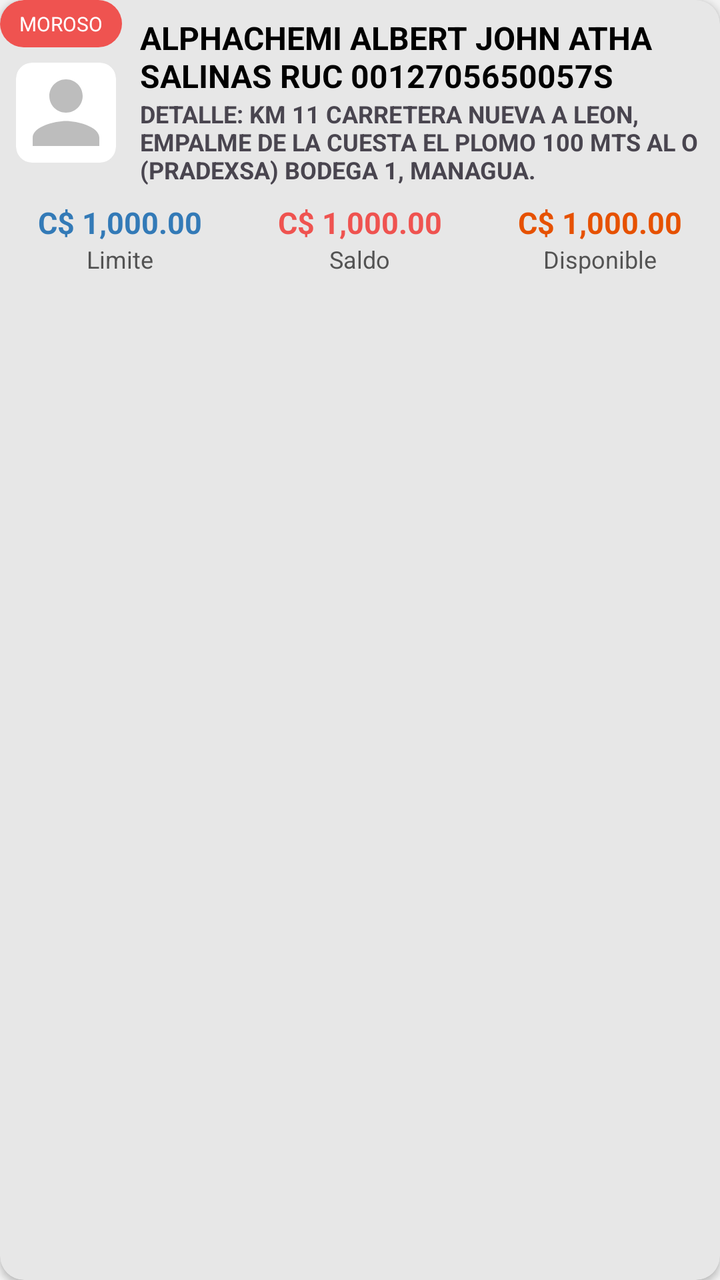
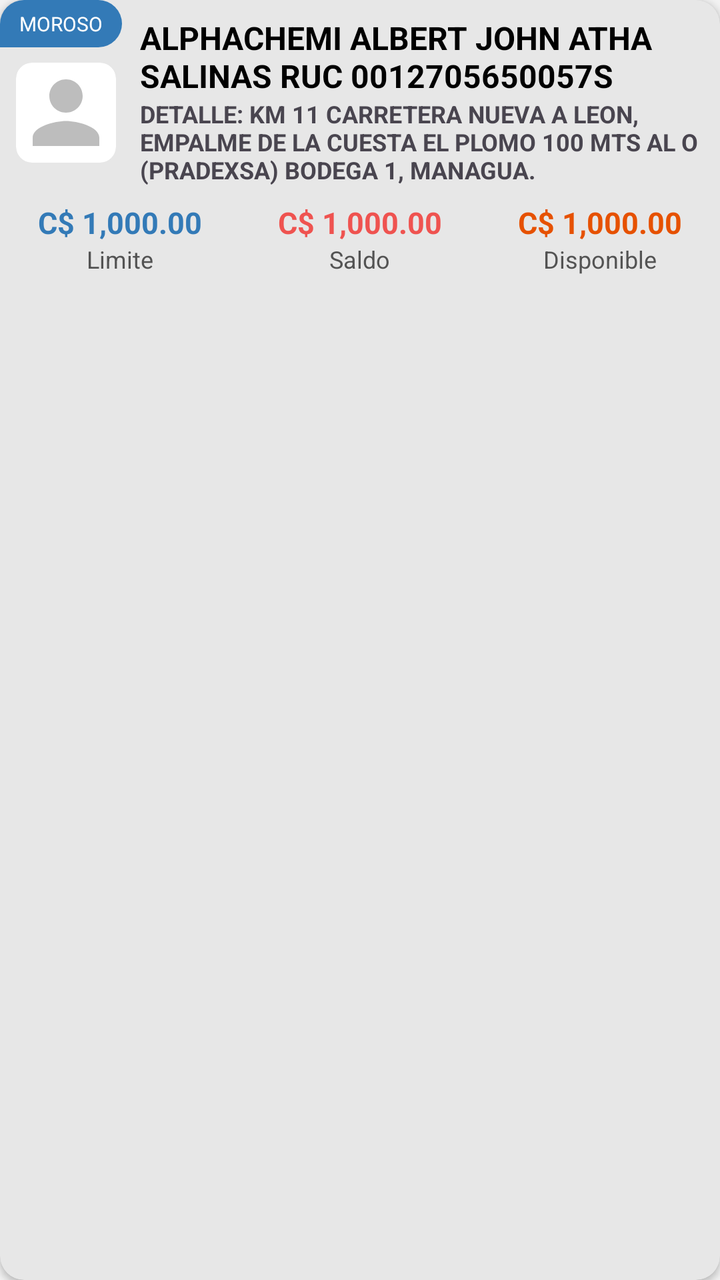

An Android layout rendered at two revisions. The XML below is the earlier revision; the diff shows what the commit changed to produce the second picture.
<!-- AndroidManifest.xml: application theme Theme.GMV -->
<!-- res/layout/item_cliente.xml -->
<?xml version="1.0" encoding="utf-8"?>
<androidx.cardview.widget.CardView
    android:id="@+id/id_element_cardview"
    xmlns:android="http://schemas.android.com/apk/res/android"
    xmlns:app="http://schemas.android.com/apk/res-auto"
    android:layout_width="match_parent"
    android:layout_height="wrap_content"
    android:layout_margin="3dp"
    app:cardCornerRadius="12dp"
    android:clickable="true"
    android:background="?attr/selectableItemBackgroundBorderless"
    app:cardBackgroundColor="?attr/colorSurface"
    app:cardElevation="2dp">

    <LinearLayout
        android:id="@+id/lyt_parent"

        android:layout_width="match_parent"
        android:layout_height="wrap_content"
        android:orientation="vertical">

        <LinearLayout
            android:layout_width="match_parent"
            android:layout_height="wrap_content"
            android:layout_marginBottom="@dimen/spacing_medium"
            android:layout_marginLeft="@dimen/spacing_medium"
            android:layout_marginRight="@dimen/spacing_medium"
            android:layout_marginTop="@dimen/spacing_medium"
            android:gravity="center_vertical"
            android:orientation="horizontal">
            <RelativeLayout
                android:layout_marginTop="@dimen/spacing_large"
                android:layout_width="@dimen/spacing_xxlarge"
                android:layout_height="@dimen/spacing_xxlarge"
                android:layout_gravity="center"
                android:layout_marginBottom="10dp">

                <androidx.cardview.widget.CardView
                    android:layout_width="100dp"
                    android:layout_height="100dp"
                    app:cardCornerRadius="8dp"
                    app:cardElevation="0dp">

                    <ImageView
                        android:id="@+id/id_moroso_img"
                        android:layout_width="match_parent"
                        android:layout_height="match_parent"
                        android:src="@drawable/img_person" />

                </androidx.cardview.widget.CardView>


                <de.hdodenhof.circleimageview.CircleImageView
                    android:id="@+id/btn_verificacion"
                    android:layout_width="20dp"
                    android:layout_height="20dp"
                    android:layout_alignParentEnd="true"
                    android:layout_alignParentBottom="true"
                    android:src="@drawable/verificado"
                    android:visibility="gone" />
            </RelativeLayout>

            <View
                android:layout_width="@dimen/spacing_middle"
                android:layout_height="0dp" />


            <LinearLayout
                android:layout_width="match_parent"
                android:layout_height="wrap_content"
                android:orientation="horizontal">

                <LinearLayout
                    android:layout_width="0dp"
                    android:layout_height="wrap_content"
                    android:layout_weight="1"
                    android:orientation="vertical">


                    <LinearLayout
                        android:layout_width="wrap_content"
                        android:layout_height="wrap_content"
                        android:orientation="vertical">

                        <TextView

                            android:id="@+id/client_name"
                            android:layout_width="wrap_content"
                            android:layout_height="wrap_content"
                            android:textColor="?attr/colorOnSurface"
                            android:textSize="16sp"
                            android:text="ALPHACHEMI ALBERT JOHN ATHA SALINAS RUC 0012705650057S"
                            android:textStyle="bold" />

                        <TextView

                            android:id="@+id/client_dir"
                            android:layout_width="wrap_content"
                            android:layout_height="wrap_content"
                            android:textStyle="bold"
                            android:text="DETALLE: KM 11 CARRETERA NUEVA A LEON, EMPALME DE LA CUESTA EL PLOMO 100 MTS AL O (PRADEXSA) BODEGA 1, MANAGUA."
                            android:textSize="12sp" />

                    </LinearLayout>
                    <LinearLayout
                        android:visibility="gone"
                        android:layout_width="wrap_content"
                        android:layout_height="wrap_content"
                        android:layout_marginTop="@dimen/spacing_small"
                        android:orientation="horizontal">

                        <TextView
                            android:layout_width="match_parent"
                            android:layout_height="wrap_content"
                            android:gravity="center_vertical"
                            android:text="Nv. Precio: "
                            android:textAppearance="@style/TextAppearance.AppCompat.Caption"
                            android:textStyle="bold" />
                        <View
                            android:layout_width="@dimen/spacing_medium"
                            android:layout_height="match_parent" />
                        <TextView
                            android:id="@+id/id_cliente_codigo"
                            android:layout_width="match_parent"
                            android:layout_height="wrap_content"
                            android:gravity="center_vertical"
                            android:text="Farmacia"
                            android:textAppearance="@style/TextAppearance.AppCompat.Caption"
                            android:textColor="@color/light_blue_400"
                            android:textStyle="bold" />
                    </LinearLayout>





                </LinearLayout>



            </LinearLayout>




        </LinearLayout>



        <LinearLayout

            android:layout_marginBottom="@dimen/spacing_medium"
            android:layout_width="match_parent"
            android:layout_height="wrap_content"
            android:orientation="horizontal">

            <LinearLayout
                android:layout_width="0dp"
                android:layout_height="match_parent"
                android:layout_weight="1"

                android:gravity="center"
                android:orientation="vertical">

                <TextView
                    android:id="@+id/id_cliente_disponible"
                    android:layout_width="wrap_content"
                    android:layout_height="wrap_content"
                    android:gravity="center_vertical"
                    android:text="C$ 1,000.00"
                    android:textSize="15sp"
                    android:textStyle="bold"
                    android:textAppearance="@style/TextAppearance.AppCompat.Caption"
                    android:textColor="@color/colorPrimary" />

                <TextView
                    android:layout_width="wrap_content"
                    android:layout_height="wrap_content"
                    android:text="Limite"
                    android:textAppearance="@style/TextAppearance.AppCompat.Caption"
                    android:textColor="?attr/colorOnSurfaceVariant" />




            </LinearLayout>

            <LinearLayout
                android:layout_width="0dp"
                android:layout_height="match_parent"
                android:layout_weight="1"
                android:clickable="true"
                android:gravity="center"
                android:orientation="vertical">

                <TextView
                    android:id="@+id/id_cliente_saldo"
                    android:layout_width="wrap_content"
                    android:layout_height="wrap_content"
                    android:gravity="center_vertical"
                    android:text="C$ 1,000.00"
                    android:textSize="15sp"
                    android:textStyle="bold"
                    android:textAppearance="@style/TextAppearance.AppCompat.Caption"
                    android:textColor="@color/red" />

                <TextView
                    android:layout_width="wrap_content"
                    android:layout_height="wrap_content"
                    android:text="Saldo"
                    android:textAppearance="@style/TextAppearance.AppCompat.Caption"
                    android:textColor="?attr/colorOnSurfaceVariant" />

            </LinearLayout>

            <LinearLayout
                android:layout_width="0dp"
                android:layout_height="match_parent"
                android:layout_weight="1"
                android:clickable="true"
                android:gravity="center"
                android:orientation="vertical">

                <TextView
                    android:id="@+id/id_cliente_limite"
                    android:layout_width="wrap_content"
                    android:layout_height="wrap_content"
                    android:gravity="end|right"
                    android:text="C$ 1,000.00"
                    android:textSize="15sp"
                    android:textStyle="bold"
                    android:textAppearance="@style/TextAppearance.AppCompat.Caption"
                    android:textColor="@color/txt_price_color" />

                <TextView
                    android:layout_width="wrap_content"
                    android:layout_height="wrap_content"
                    android:text="Disponible"
                    android:textAppearance="@style/TextAppearance.AppCompat.Caption"
                    android:textColor="?attr/colorOnSurfaceVariant" />

            </LinearLayout>

        </LinearLayout>



    </LinearLayout>


    <LinearLayout
        android:layout_width="match_parent"
        android:layout_height="wrap_content"
        android:orientation="horizontal"
        android:visibility="visible">

        <TextView
            android:id="@+id/id_lyt_moroso"
            android:layout_width="wrap_content"
            android:layout_height="wrap_content"
            android:layout_gravity="center|left"
            android:background="@drawable/outofstock_gree"
            android:padding="5dp"
            android:text="  MOROSO  "
            android:textColor="@color/white"
            android:textSize="10dp" />



        <View
            android:layout_width="0dp"
            android:layout_height="match_parent"
            android:layout_weight="1" />


        <ImageView
            android:visibility="invisible"
            android:id="@+id/id_img_plan"
            android:layout_width="24dp"
            app:tint="@color/orange_500"
            android:layout_height="24dp"
            android:src="@drawable/ic_premium" />


        <LinearLayout
            android:visibility="invisible"
            android:id="@+id/id_lyt_pin"
            android:layout_width="24dp"
            android:layout_height="24dp"
            android:paddingLeft="@dimen/spacing_xmedium"
            android:paddingTop="@dimen/spacing_small"
            android:paddingRight="@dimen/spacing_xmedium"
            android:paddingBottom="@dimen/spacing_small">

            <ImageView
                android:layout_width="9dp"
                android:layout_height="wrap_content"
                android:src="@drawable/ic_pin" />
        </LinearLayout>

    </LinearLayout>

</androidx.cardview.widget.CardView>
<!-- resources referenced by this layout -->
<resources>
  <color name="colorPrimary">@color/primary</color>
  <color name="light_blue_400">#29B6F6</color>
  <color name="orange_500">#FF9800</color>
  <color name="red">#EF5350</color>
  <color name="txt_price_color">#E65100</color>
  <color name="white">#FFFFFF</color>
  <dimen name="spacing_large">16dp</dimen>
  <dimen name="spacing_medium">8dp</dimen>
  <dimen name="spacing_middle">12dp</dimen>
  <dimen name="spacing_small">4dp</dimen>
  <dimen name="spacing_xmedium">8dp</dimen>
  <dimen name="spacing_xxlarge">50dp</dimen>
  <!-- drawable outofstock_gree (drawable) -->
  <?xml version="1.0" encoding="utf-8"?>
  <shape xmlns:android="http://schemas.android.com/apk/res/android"
      android:shape="rectangle">
      <corners android:radius="12dp" />
      <solid android:color="#EF5350" />
  </shape>
  <style name="Theme.GMV" parent="Base.Theme.GMV" />
  <color name="primary">#337AB7</color>
  <color name="on_primary">#FFFFFF</color>
  <color name="primary_container">#D6E4F0</color>
  <color name="on_primary_container">#1A3A5C</color>
  <color name="secondary">#3A539B</color>
  <color name="on_secondary">#FFFFFF</color>
  <color name="secondary_container">#D6DCE8</color>
  <color name="on_secondary_container">#1C2A5C</color>
  <color name="tertiary">#7E57C2</color>
  <color name="on_tertiary">#FFFFFF</color>
  <color name="tertiary_container">#EDE7F6</color>
  <color name="on_tertiary_container">#311B92</color>
  <color name="error">#EF5350</color>
  <color name="on_error">#FFFFFF</color>
  <color name="error_container">#FFEBEE</color>
  <color name="on_error_container">#B71C1C</color>
  <color name="background">#F2F2F2</color>
  <color name="on_background">#000000</color>
  <color name="surface">#E7E7E7</color>
  <color name="on_surface">#000000</color>
  <color name="surface_variant">#D4D4D4</color>
  <color name="on_surface_variant">#535353</color>
  <color name="outline">#B0BEC5</color>
  <color name="outline_variant">#CFD8DC</color>
  <style name="TextAppearance.M3.DisplaySmall">
          <item name="android:textSize">36sp</item>
          <item name="android:letterSpacing">0</item>
          <item name="android:lineHeight">44sp</item>
          <item name="android:fontFamily">sans-serif</item>
      </style>
  <style name="TextAppearance.M3.HeadlineLarge">
          <item name="android:textSize">32sp</item>
          <item name="android:letterSpacing">0</item>
          <item name="android:lineHeight">40sp</item>
          <item name="android:fontFamily">sans-serif</item>
      </style>
  <style name="TextAppearance.M3.HeadlineSmall">
          <item name="android:textSize">24sp</item>
          <item name="android:letterSpacing">0</item>
          <item name="android:lineHeight">32sp</item>
          <item name="android:fontFamily">sans-serif</item>
      </style>
  <style name="TextAppearance.M3.TitleLarge">
          <item name="android:textSize">22sp</item>
          <item name="android:letterSpacing">0</item>
          <item name="android:lineHeight">28sp</item>
          <item name="android:fontFamily">sans-serif</item>
      </style>
  <style name="TextAppearance.M3.BodyLarge">
          <item name="android:textSize">16sp</item>
          <item name="android:letterSpacing">0.5</item>
          <item name="android:lineHeight">24sp</item>
          <item name="android:fontFamily">sans-serif</item>
      </style>
  <style name="TextAppearance.M3.BodyMedium">
          <item name="android:textSize">14sp</item>
          <item name="android:letterSpacing">0.25</item>
          <item name="android:lineHeight">20sp</item>
          <item name="android:fontFamily">sans-serif</item>
      </style>
  <style name="TextAppearance.M3.BodySmall">
          <item name="android:textSize">12sp</item>
          <item name="android:letterSpacing">0.4</item>
          <item name="android:lineHeight">16sp</item>
          <item name="android:fontFamily">sans-serif</item>
      </style>
  <!-- unchanged entries left out for length: 13 -->
</resources>

<!-- the commit's change to res/layout/item_cliente.xml (unified diff, before → after) -->
@@ -8,13 +8,11 @@
     android:layout_margin="3dp"
     app:cardCornerRadius="12dp"
     android:clickable="true"
-    android:background="?attr/selectableItemBackgroundBorderless"
     app:cardBackgroundColor="?attr/colorSurface"
     app:cardElevation="2dp">
 
     <LinearLayout
         android:id="@+id/lyt_parent"
-
         android:layout_width="match_parent"
         android:layout_height="wrap_content"
         android:orientation="vertical">
<!-- resource entries referenced after the edit -->
@@ -16,8 +16,16 @@
   <?xml version="1.0" encoding="utf-8"?>
   <shape xmlns:android="http://schemas.android.com/apk/res/android"
       android:shape="rectangle">
-      <corners android:radius="12dp" />
-      <solid android:color="#EF5350" />
+  
+      <solid android:color="@color/colorPrimary" />
+  
+      <corners
+          android:bottomRightRadius="18dp"
+          android:topRightRadius="18dp" />
+  
+      
+      
+  
   </shape>
   <style name="Theme.GMV" parent="Base.Theme.GMV" />
   <color name="primary">#337AB7</color>
